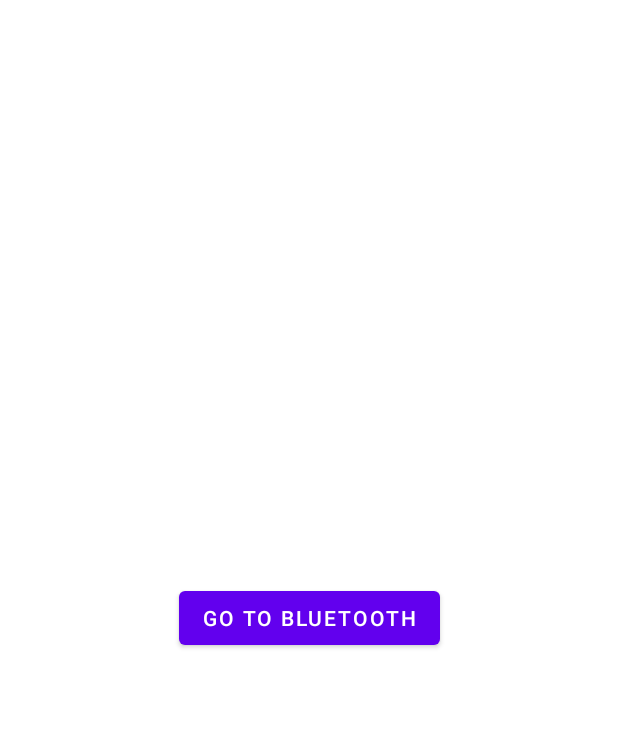
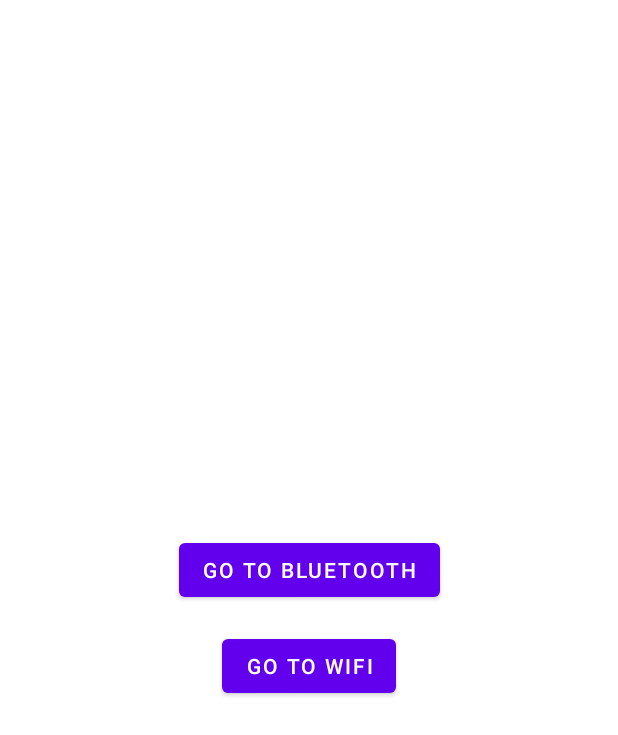
Before and after one commit to scp504677840/ExcellentWiFi, an Android app: the screen it shows after launch (MainActivity), on a phone screen of 412 x 824 dp. Shown: the top 735 px of the screen. Run offline under Robolectric (Android 15) with nearby library versions, the phone set to English and light mode, and no system bars; 1 statement that could not run was skipped.

Commit message:
Refactor WifiFragment to WifiActivity
Replaced the WifiFragment with a new WifiActivity to handle WiFi scanning and listing.

Key changes:
- Created WifiActivity and its layout file, activity_wifi.xml.
- Ported the logic from WifiFragment to WifiActivity.
- Registered the new WifiActivity in AndroidManifest.xml.
- Added a button in MainActivity to launch WifiActivity.
- Removed the now-unused WifiFragment and its layout file.

```diff
--- a/app/src/main/AndroidManifest.xml
+++ b/app/src/main/AndroidManifest.xml
@@ -42,6 +42,9 @@
         <activity
             android:name=".mvi.bt.BluetoothActivity"
             android:exported="false" />
+        <activity
+            android:name=".mvi.wifi.WifiActivity"
+            android:exported="false" />
     </application>
 
 </manifest>
--- a/app/src/main/java/com/gorhaf/excellentwifi/mvi/main/MainActivity.kt
+++ b/app/src/main/java/com/gorhaf/excellentwifi/mvi/main/MainActivity.kt
@@ -10,6 +10,7 @@ import androidx.core.view.ViewCompat
 import androidx.core.view.WindowInsetsCompat
 import com.gorhaf.excellentwifi.R
 import com.gorhaf.excellentwifi.mvi.bt.BluetoothActivity
+import com.gorhaf.excellentwifi.mvi.wifi.WifiActivity
 
 class MainActivity : AppCompatActivity() {
     private val viewModel: MainViewModel by viewModels()
@@ -44,12 +45,16 @@ class MainActivity : AppCompatActivity() {
     private fun initView() {
         Log.d(TAG, "initView")
         uiState.goToBluetoothBtn = findViewById(R.id.main_go_to_bluetooth_btn)
+        uiState.goToWifiBtn = findViewById(R.id.main_go_to_wifi_btn)
     }
 
     private fun initEvent() {
         Log.d(TAG, "initEvent")
         uiState.goToBluetoothBtn!!.setOnClickListener {
             startActivity(Intent(this, BluetoothActivity::class.java))
+        }
+        uiState.goToWifiBtn!!.setOnClickListener {
+            startActivity(Intent(this, WifiActivity::class.java))
         }
     }
 
--- a/app/src/main/java/com/gorhaf/excellentwifi/mvi/main/MainUiState.kt
+++ b/app/src/main/java/com/gorhaf/excellentwifi/mvi/main/MainUiState.kt
@@ -4,4 +4,5 @@ import android.widget.Button
 
 data class MainUiState(
     var goToBluetoothBtn: Button? = null,
+    var goToWifiBtn: Button? = null,
 )
--- a/app/src/main/res/layout/activity_main.xml
+++ b/app/src/main/res/layout/activity_main.xml
@@ -12,8 +12,20 @@
         android:layout_width="wrap_content"
         android:layout_height="wrap_content"
         android:text="Go to Bluetooth"
+        app:layout_constraintBottom_toTopOf="@+id/main_go_to_wifi_btn"
+        app:layout_constraintEnd_toEndOf="parent"
+        app:layout_constraintStart_toStartOf="parent"
+        app:layout_constraintTop_toTopOf="parent"
+        app:layout_constraintVertical_chainStyle="packed" />
+
+    <Button
+        android:id="@+id/main_go_to_wifi_btn"
+        android:layout_width="wrap_content"
+        android:layout_height="wrap_content"
+        android:layout_marginTop="16dp"
+        android:text="Go to WiFi"
         app:layout_constraintBottom_toBottomOf="parent"
         app:layout_constraintEnd_toEndOf="parent"
         app:layout_constraintStart_toStartOf="parent"
-        app:layout_constraintTop_toTopOf="parent" />
+        app:layout_constraintTop_toBottomOf="@+id/main_go_to_bluetooth_btn" />
 </androidx.constraintlayout.widget.ConstraintLayout>
```
Also changed, not shown: app/src/main/java/com/gorhaf/excellentwifi/mvi/wifi/WifiActivity.kt (renamed from app/src/main/java/com/gorhaf/excellentwifi/mvi/wifi/WifiFragment.kt, +21 -32 lines), app/src/main/res/layout/activity_wifi.xml (added, +39 -0 lines), app/src/main/res/layout/fragment_wifi.xml (deleted, +0 -31 lines).
